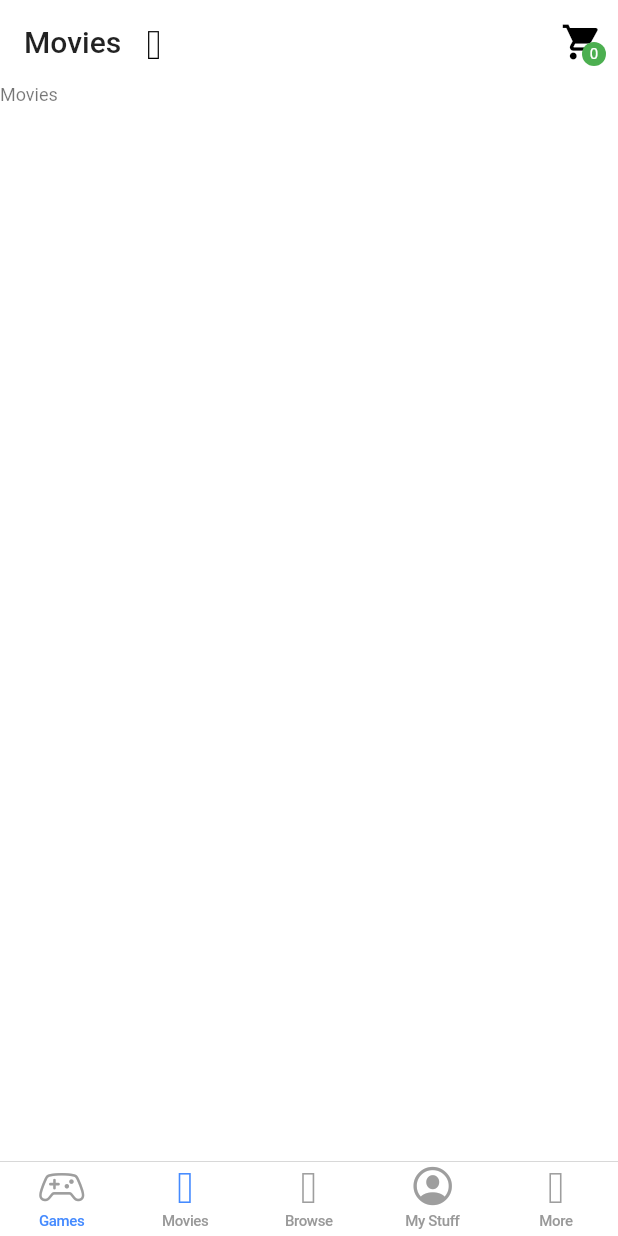
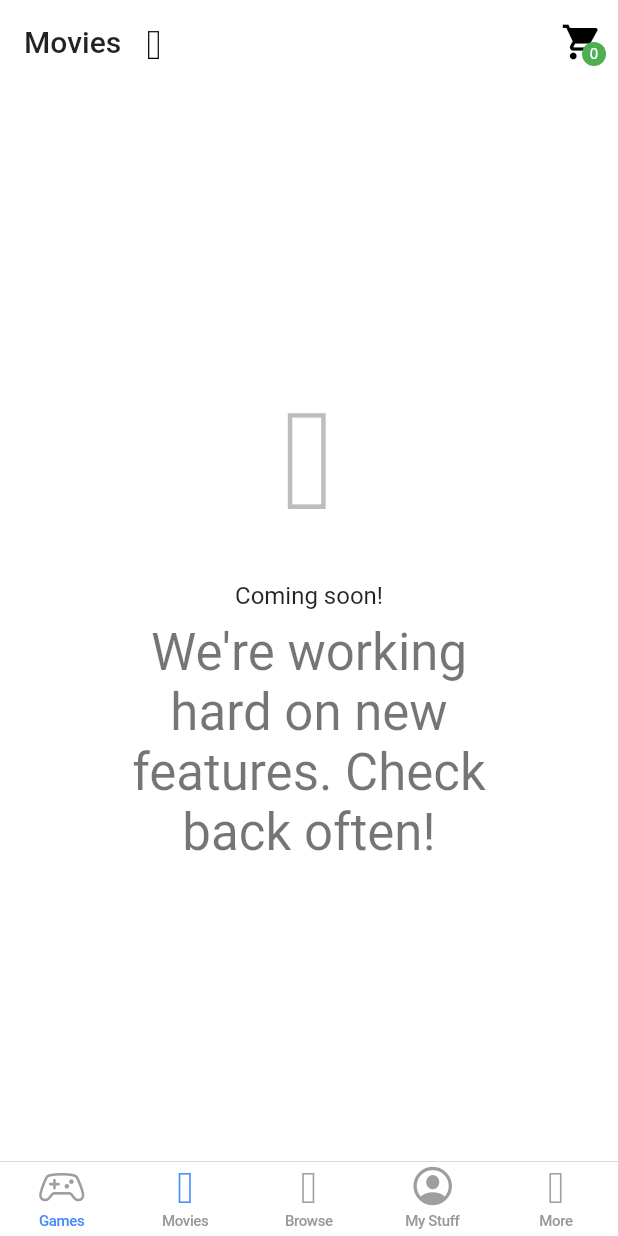
Before and after one commit to danielomardouglas/renting-game-app, a Flutter app: the screen it shows after launch, item 2 of the bottom bar chosen, on a phone screen of 412 x 824 dp. Run offline on Flutter 3.47's test engine with Material 2 defaults, Android fonts, the light colour scheme and no system bars; network calls fail.

Commit message:
Coming Soon Page Creation
*Create coming soon page for empty tabs.

```diff
--- /dev/null
+++ b/lib/page_coming_soon.dart
@@ -0,0 +1,37 @@
+import 'package:flutter/material.dart';
+
+class ComingSoonPage extends StatefulWidget {
+  ComingSoonPage(this.icon, {Key key}) : super(key: key);
+
+  final IconData icon;
+
+  @override
+  _ComingSoonPageState createState() => new _ComingSoonPageState();
+}
+
+class _ComingSoonPageState extends State<ComingSoonPage> {
+  @override
+  Widget build(BuildContext context) {
+    return new Center(
+      child: new Column(
+        mainAxisAlignment: MainAxisAlignment.center,
+        crossAxisAlignment: CrossAxisAlignment.center,
+        children: <Widget>[
+          new Icon(widget.icon,
+              color: Colors.black26, size: 96.0),
+          new Padding(padding: new EdgeInsets.only(bottom: 36.0)),
+          new Text('Coming soon!',
+              style: Theme.of(context).textTheme.subhead),
+          new Padding(padding: new EdgeInsets.only(bottom: 8.0)),
+          new Container(
+            margin: new EdgeInsets.symmetric(horizontal: 64.0),
+            child: new Text(
+                "We're working hard on new features. Check back often!",
+                textAlign: TextAlign.center,
+                style: Theme.of(context).textTheme.display1.apply(color: Colors.black54)),
+          ),
+        ],
+      ),
+    );
+  }
+}
--- a/lib/page_main.dart
+++ b/lib/page_main.dart
@@ -5,6 +5,7 @@ import 'bottom_menu_items.dart';
 import 'icons.dart';
 import 'page_games.dart';
 import 'page_movies.dart';
+import 'page_coming_soon.dart';
 
 class MainPage extends StatefulWidget {
   @override
@@ -99,13 +100,13 @@ class _MainPageState extends State<MainPage> {
       case BottomMenu.games:
         return GamesPage();
       case BottomMenu.movies:
-        return MoviesPage();
+        return ComingSoonPage(menuIcon(_layoutSelection));
       case BottomMenu.browse:
-        return GamesPage();
+        return ComingSoonPage(menuIcon(_layoutSelection));
       case BottomMenu.my:
-        return MoviesPage();
+        return ComingSoonPage(menuIcon(_layoutSelection));
       case BottomMenu.more:
-        return GamesPage();
+        return ComingSoonPage(menuIcon(_layoutSelection));
     }
     return null;
   }
```
